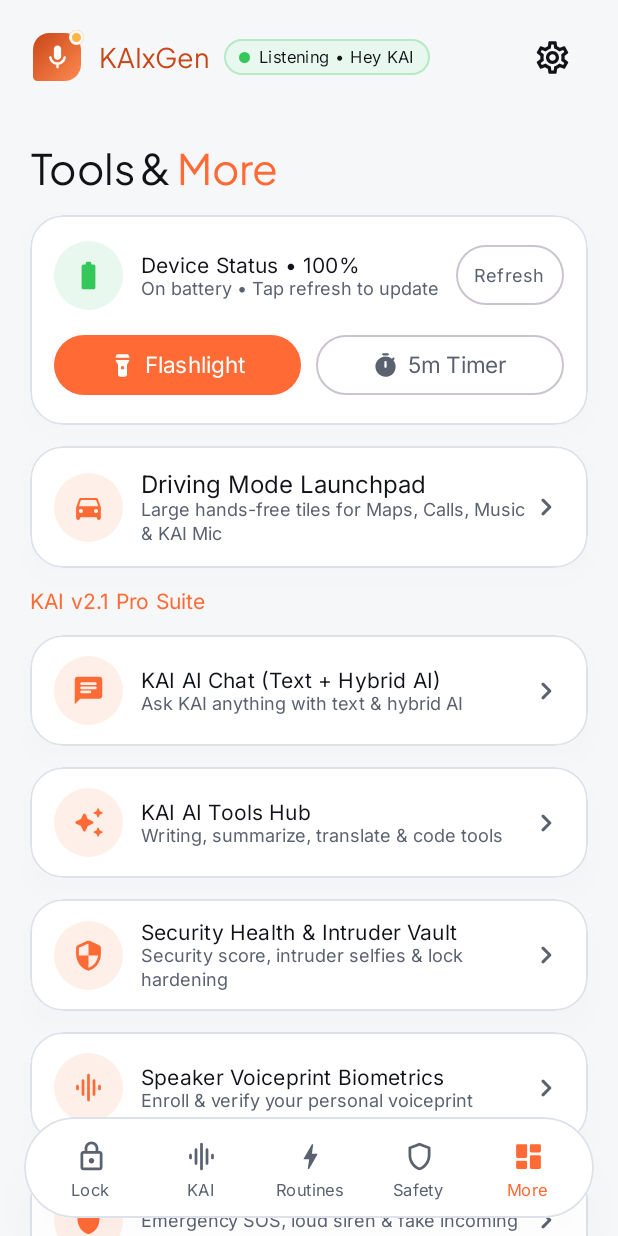
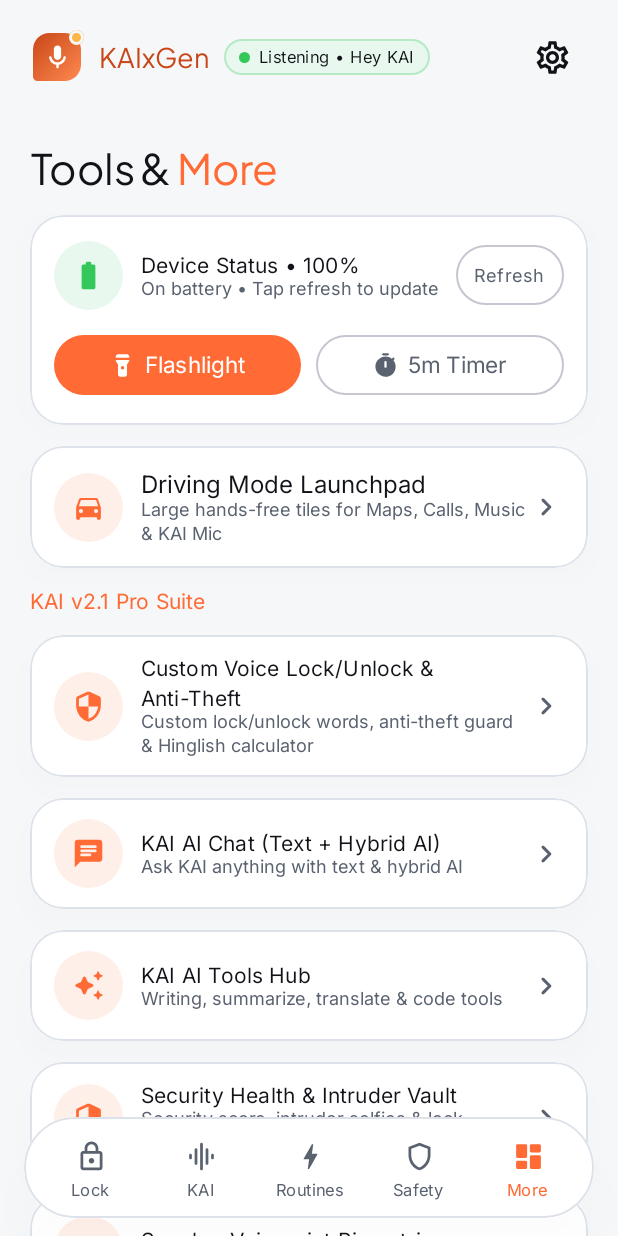
Before and after one commit to GOKUxEDITION/KAIxGenAiAssistant, an Android app built with Jetpack Compose: the MoreHubScreen screen opened through its navigation route, on a phone screen of 412 x 824 dp. Run offline under Robolectric (Android 15) with nearby library versions, the phone set to English and light mode, and no system bars.

Commit message:
Add Custom Voice Lock/Unlock & Anti-Theft card to MoreHubScreen

```diff
--- a/app/src/main/java/com/kaixgen/assistant/ui/screens/more/MoreHubScreen.kt
+++ b/app/src/main/java/com/kaixgen/assistant/ui/screens/more/MoreHubScreen.kt
@@ -116,6 +116,7 @@ fun MoreHubScreen(
     onNavigateToAiChat: () -> Unit = {},
     onNavigateToAiToolsHub: () -> Unit = {},
     onNavigateToAboutKai: () -> Unit = {},
+    onNavigateToRealLifeHub: () -> Unit = {},
     modifier: Modifier = Modifier
 ) {
     val extendedColors = KaiTheme.extendedColors
@@ -293,6 +294,13 @@ fun MoreHubScreen(
             text = "KAI v2.1 Pro Suite",
             style = MaterialTheme.typography.titleSmall.copy(fontWeight = FontWeight.Bold),
             color = MaterialTheme.colorScheme.primary
+        )
+        MoreNavRowCard(
+            icon = Icons.Rounded.Security,
+            title = "Custom Voice Lock/Unlock & Anti-Theft",
+            subtitle = "Custom lock/unlock words, anti-theft guard & Hinglish calculator",
+            onClick = onNavigateToRealLifeHub,
+            testTag = "more_real_life_hub_row"
         )
             MoreNavRowCard(
                 icon = Icons.AutoMirrored.Rounded.Chat,
```
